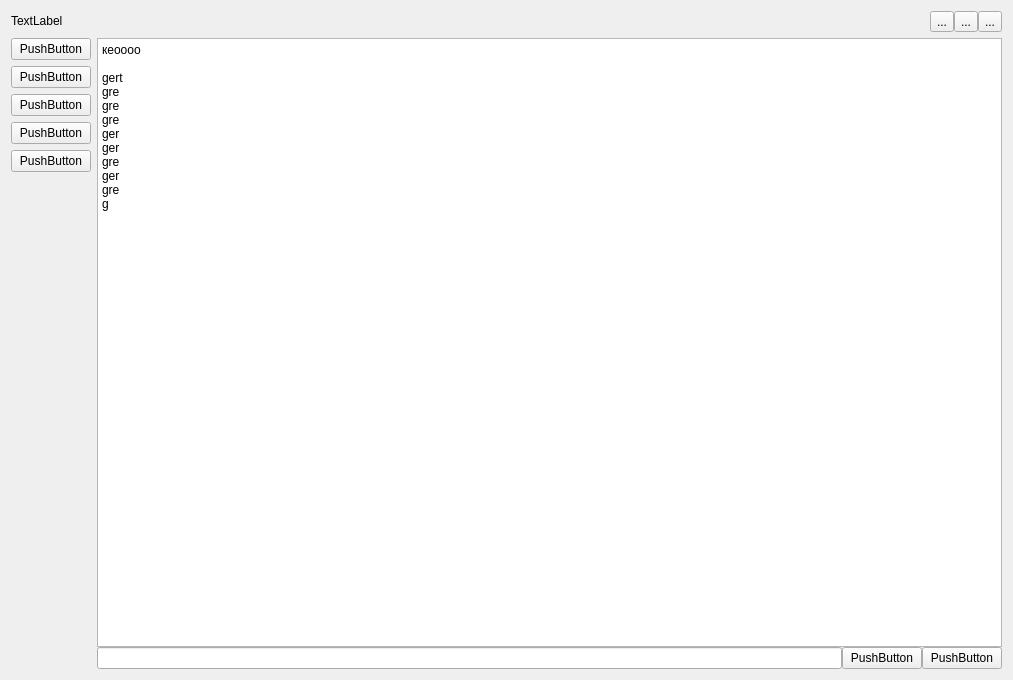
This is mainwidget.ui in iamsaywhat/cutecom-terminal as Qt 5 draws it before an edit. The edited form follows.
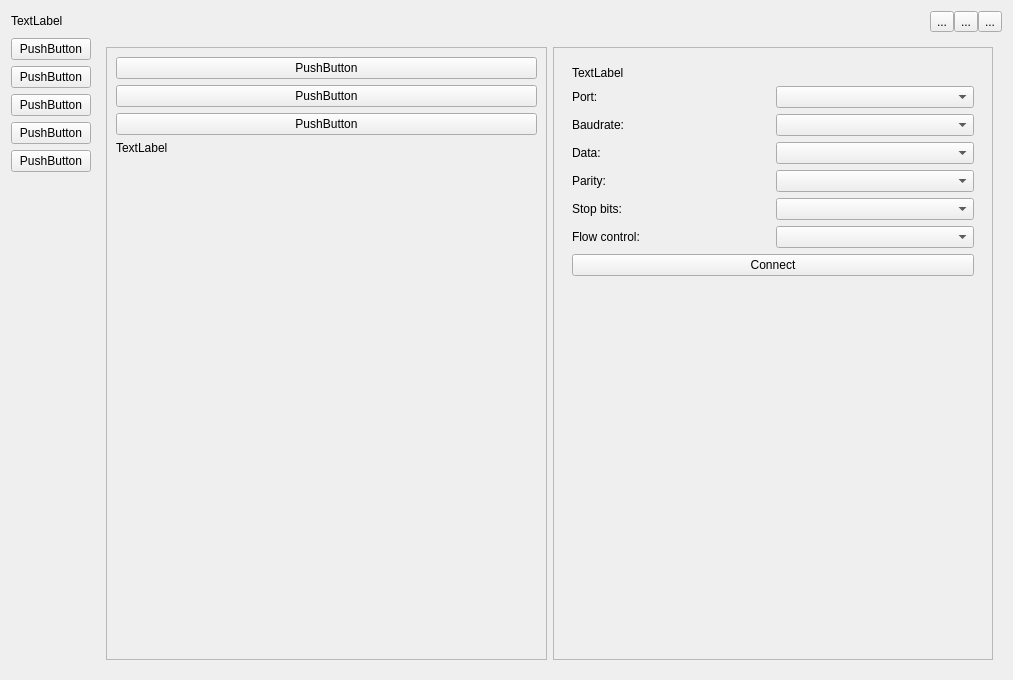
This is the edited form.

```diff
--- a/mainwidget.ui
+++ b/mainwidget.ui
@@ -166,7 +166,7 @@
      <item>
       <widget class="QStackedWidget" name="workspaceWidget">
        <property name="currentIndex">
-        <number>0</number>
+        <number>3</number>
        </property>
        <widget class="QWidget" name="consolePage">
         <layout class="QGridLayout" name="gridLayout_2">
@@ -283,7 +283,231 @@
          </item>
         </layout>
        </widget>
-       <widget class="QWidget" name="page"/>
+       <widget class="QWidget" name="converterPage"/>
+       <widget class="QWidget" name="settingsPage">
+        <layout class="QGridLayout" name="gridLayout_7">
+         <item row="0" column="0">
+          <layout class="QHBoxLayout" name="pageDelimiterLayout">
+           <item>
+            <widget class="QScrollArea" name="settingsLeftPanel">
+             <property name="autoFillBackground">
+              <bool>false</bool>
+             </property>
+             <property name="styleSheet">
+              <string notr="true"/>
+             </property>
+             <property name="widgetResizable">
+              <bool>true</bool>
+             </property>
+             <widget class="QWidget" name="leftPanelContents">
+              <property name="geometry">
+               <rect>
+                <x>0</x>
+                <y>0</y>
+                <width>440</width>
+                <height>610</height>
+               </rect>
+              </property>
+              <layout class="QGridLayout" name="gridLayout_5">
+               <item row="0" column="0">
+                <widget class="QPushButton" name="connectionContents">
+                 <property name="text">
+                  <string>PushButton</string>
+                 </property>
+                </widget>
+               </item>
+               <item row="1" column="0">
+                <widget class="QPushButton" name="generalContent">
+                 <property name="text">
+                  <string>PushButton</string>
+                 </property>
+                </widget>
+               </item>
+               <item row="3" column="0">
+                <widget class="QLabel" name="infoLabel">
+                 <property name="text">
+                  <string>TextLabel</string>
+                 </property>
+                </widget>
+               </item>
+               <item row="2" column="0">
+                <widget class="QPushButton" name="pushButton_3">
+                 <property name="text">
+                  <string>PushButton</string>
+                 </property>
+                </widget>
+               </item>
+               <item row="4" column="0">
+                <spacer name="verticalSpacer_2">
+                 <property name="orientation">
+                  <enum>Qt::Vertical</enum>
+                 </property>
+                 <property name="sizeHint" stdset="0">
+                  <size>
+                   <width>20</width>
+                   <height>40</height>
+                  </size>
+                 </property>
+                </spacer>
+               </item>
+              </layout>
+             </widget>
+            </widget>
+           </item>
+           <item>
+            <widget class="QScrollArea" name="settingsRightPanel">
+             <property name="widgetResizable">
+              <bool>true</bool>
+             </property>
+             <widget class="QWidget" name="scrollAreaWidgetContents_2">
+              <property name="geometry">
+               <rect>
+                <x>0</x>
+                <y>0</y>
+                <width>440</width>
+                <height>610</height>
+               </rect>
+              </property>
+              <layout class="QGridLayout" name="gridLayout_4">
+               <item row="0" column="0">
+                <widget class="QStackedWidget" name="rightStackedPanel">
+                 <property name="currentIndex">
+                  <number>0</number>
+                 </property>
+                 <widget class="QWidget" name="connectionPage">
+                  <layout class="QGridLayout" name="gridLayout_6">
+                   <item row="0" column="0">
+                    <layout class="QVBoxLayout" name="verticalLayout_3">
+                     <item>
+                      <widget class="QLabel" name="labelSectionConnection">
+                       <property name="text">
+                        <string>TextLabel</string>
+                       </property>
+                      </widget>
+                     </item>
+                     <item>
+                      <layout class="QHBoxLayout" name="PortName">
+                       <item>
+                        <widget class="QLabel" name="labelPorts">
+                         <property name="text">
+                          <string>Port:</string>
+                         </property>
+                        </widget>
+                       </item>
+                       <item>
+                        <widget class="QComboBox" name="boxPorts"/>
+                       </item>
+                      </layout>
+                     </item>
+                     <item>
+                      <layout class="QHBoxLayout" name="Baudrate">
+                       <item>
+                        <widget class="QLabel" name="labelBaudrate">
+                         <property name="text">
+                          <string>Baudrate:</string>
+                         </property>
+                        </widget>
+                       </item>
+                       <item>
+                        <widget class="QComboBox" name="boxBaudrate">
+                         <property name="insertPolicy">
+                          <enum>QComboBox::InsertAtBottom</enum>
+                         </property>
+                        </widget>
+                       </item>
+                      </layout>
+                     </item>
+                     <item>
+                      <layout class="QHBoxLayout" name="Data">
+                       <item>
+                        <widget class="QLabel" name="labelData">
+                         <property name="text">
+                          <string>Data:</string>
+                         </property>
+                        </widget>
+                       </item>
+                       <item>
+                        <widget class="QComboBox" name="boxData"/>
+                       </item>
+                      </layout>
+                     </item>
+                     <item>
+                      <layout class="QHBoxLayout" name="Parity">
+                       <item>
+                        <widget class="QLabel" name="labelParity">
+                         <property name="text">
+                          <string>Parity:</string>
+                         </property>
+                        </widget>
+                       </item>
+                       <item>
+                        <widget class="QComboBox" name="boxParity"/>
+                       </item>
+                      </layout>
+                     </item>
+                     <item>
+                      <layout class="QHBoxLayout" name="StopBits">
+                       <item>
+                        <widget class="QLabel" name="labelStopBits">
+                         <property name="text">
+                          <string>Stop bits:</string>
+                         </property>
+                        </widget>
+                       </item>
+                       <item>
+                        <widget class="QComboBox" name="boxStopBits"/>
+                       </item>
+                      </layout>
+                     </item>
+                     <item>
+                      <layout class="QHBoxLayout" name="FlowControl">
+                       <item>
+                        <widget class="QLabel" name="labelFlowControl">
+                         <property name="text">
+                          <string>Flow control:</string>
+                         </property>
+                        </widget>
+                       </item>
+                       <item>
+                        <widget class="QComboBox" name="boxFlowControl"/>
+                       </item>
+                      </layout>
+                     </item>
+                    </layout>
+                   </item>
+                   <item row="1" column="0">
+                    <widget class="QPushButton" name="buttonConnectDisconnect">
+                     <property name="text">
+                      <string>Connect</string>
+                     </property>
+                    </widget>
+                   </item>
+                   <item row="2" column="0">
+                    <spacer name="verticalSpacer_3">
+                     <property name="orientation">
+                      <enum>Qt::Vertical</enum>
+                     </property>
+                     <property name="sizeHint" stdset="0">
+                      <size>
+                       <width>20</width>
+                       <height>40</height>
+                      </size>
+                     </property>
+                    </spacer>
+                   </item>
+                  </layout>
+                 </widget>
+                 <widget class="QWidget" name="generalPage"/>
+                </widget>
+               </item>
+              </layout>
+             </widget>
+            </widget>
+           </item>
+          </layout>
+         </item>
+        </layout>
+       </widget>
       </widget>
      </item>
     </layout>
```
